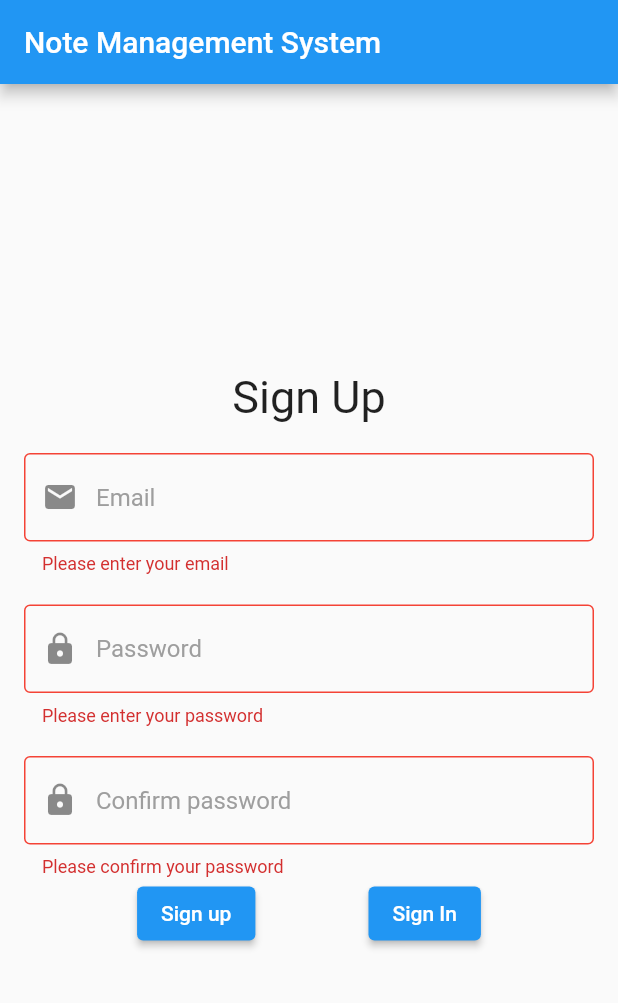
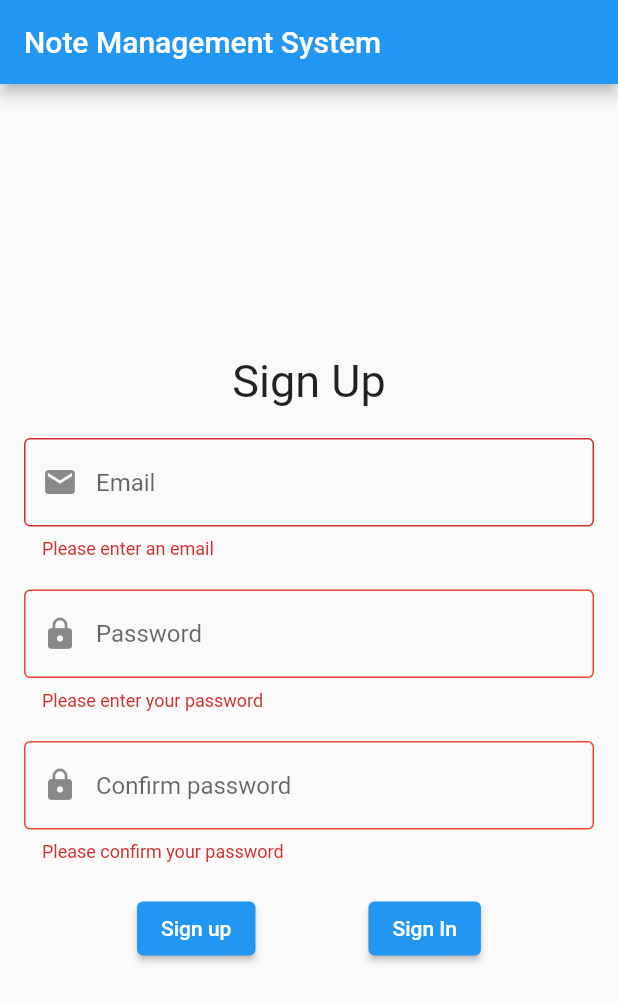
Before and after one commit to duyduc2809/MockProject1, a Flutter app: the screen it shows after launch, after a tap on "Sign in", after a tap on the "person add" icon, after a tap on "Sign up", on a phone screen of 412 x 824 dp. Shown: the top 1003 px of the screen. Run offline on Flutter 3.47's test engine with Material 2 defaults, Android fonts, the phone set to English and light mode, and no system bars; our stand-ins replace pie_chart, shared_preferences, sqflite; accounts and stored records are empty.

Commit message:
add AsyncTextFormField to validator from db
add AsyncTextFormField to validator from db

```diff
--- a/lib/Validator.dart
+++ b/lib/Validator.dart
@@ -1,4 +1,6 @@
 import 'package:flutter/cupertino.dart';
+
+import 'helpers/SQLAccountHelper.dart';
 
 class Validator {
   static const validEmail =
@@ -24,13 +26,39 @@ class Validator {
     return null;
   }
 
-  static String? emailValidator(String? value) {
+  // static Future<String?> emailValidator(String? value) async {
+  //   if (value == null || value.isEmpty) {
+  //     return 'Please enter your email';
+  //   } else if (!RegExp(validEmail).hasMatch(value)) {
+  //     return invalidEmailString;
+  //   } else if (await _checkEmailExisted(value)) {
+  //     return 'Email existed!';
+  //   }
+  //   return null;
+  // }
+
+  static String? emailValidator(String? value)  {
     if (value == null || value.isEmpty) {
-      return 'Please enter your email';
+      return 'Please enter email';
     } else if (!RegExp(validEmail).hasMatch(value)) {
-      return invalidEmailString;
+      return 'Invalid email!';
+    } else {
+      return null;
     }
-    return null;
+  }  static Future<bool> emailFieldValidator(String value) async {
+    final db = await SQLAccountHelper.getAccounts();
+    if (value == null || value.isEmpty) {
+      return false;
+    } else if (!RegExp(validEmail).hasMatch(value)) {
+      return false;
+    } else {
+      for(var acc in db) {
+        if(value == acc['email']) {
+          return false;
+        }
+      }
+      return true;
+    }
   }
 
   static String? nameValidator(String? value) {
@@ -39,4 +67,10 @@ class Validator {
     }
     return null;
   }
+
+  static Future<bool> isValidEmail(String value) async {
+    return await Future.delayed(
+        const Duration(seconds: 1), () => Validator.emailFieldValidator(value));
+  }
+
 }
--- a/lib/screens/homeScreen.dart
+++ b/lib/screens/homeScreen.dart
@@ -14,6 +14,7 @@ class HomePage extends StatefulWidget {
   @override
   State<HomePage> createState() => _HomePageState();
 }
+
 
 class _HomePageState extends State<HomePage> {
   List pages = [DashboardForm(), const EditProfile()];
--- /dev/null
+++ b/lib/widgets/AsyncTextFormField.dart
@@ -0,0 +1,135 @@
+import 'dart:async';
+
+import 'package:flutter/material.dart';
+
+class AsyncTextFormField extends StatefulWidget {
+  final Future<bool> Function(String) validator;
+  final Duration validationDebounce;
+  final TextEditingController controller;
+  final String hintText;
+  final String isValidatingMessage;
+  final String valueIsEmptyMessage;
+  final String valueIsInvalidMessage;
+  final Icon? prefixIcon;
+
+  const AsyncTextFormField(
+      {Key? key,
+      required this.validator,
+      required this.validationDebounce,
+      required this.controller,
+      this.isValidatingMessage = "Checking...",
+      this.valueIsEmptyMessage = '',
+      this.valueIsInvalidMessage = '',
+      this.hintText = '',
+      this.prefixIcon})
+      : super(key: key);
+
+  @override
+  _AsyncTextFormFieldState createState() => _AsyncTextFormFieldState();
+}
+
+class _AsyncTextFormFieldState extends State<AsyncTextFormField> {
+  Timer? _debounce;
+  var isValidating = false;
+  var isValid = false;
+  var isDirty = false;
+  var isWaiting = false;
+
+  @override
+  Widget build(BuildContext context) {
+    return TextFormField(
+      autovalidateMode: AutovalidateMode.onUserInteraction,
+      validator: (value) {
+        if (isValidating) {
+          return widget.isValidatingMessage;
+        }
+        if (value?.isEmpty ?? false) {
+          return widget.valueIsEmptyMessage;
+        }
+        if (!isWaiting && !isValid) {
+          return widget.valueIsInvalidMessage;
+        }
+        return null;
+      },
+      onChanged: (text) async {
+        isDirty = true;
+        if (text.isEmpty) {
+          setState(() {
+            isValid = false;
+            print('is empty');
+          });
+          cancelTimer();
+          return;
+        }
+        isWaiting = true;
+        cancelTimer();
+        _debounce = Timer(widget.validationDebounce, () async {
+          isWaiting = false;
+          isValid = await validate(text);
+          print(isValid);
+          setState(() {});
+          isValidating = false;
+        });
+      },
+      // textAlign: TextAlign.start,
+      controller: widget.controller,
+      maxLines: 1,
+      textInputAction: TextInputAction.next,
+      decoration: InputDecoration(
+          suffix: Container(
+              alignment: Alignment.center,
+              width: 15,
+              height: 15,
+              child: Container( child: _getSuffixIcon())),
+          hintText: widget.hintText,
+          border: const OutlineInputBorder(),
+          prefixIcon: widget.prefixIcon),
+    );
+  }
+
+  @override
+  void dispose() {
+    _debounce?.cancel();
+    super.dispose();
+  }
+
+  void cancelTimer() {
+    if (_debounce?.isActive ?? false) {
+      _debounce?.cancel();
+    }
+  }
+
+  Future<bool> validate(String text) async {
+    setState(() {
+      isValidating = true;
+    });
+    final isValid = await widget.validator(text);
+    isValidating = false;
+    return isValid;
+  }
+
+  Widget _getSuffixIcon() {
+    if (isValidating) {
+      return const CircularProgressIndicator(
+        strokeWidth: 2.0,
+        valueColor: AlwaysStoppedAnimation(Colors.black),
+      );
+    } else {
+      if (!isValid && isDirty) {
+        return const Icon(
+          Icons.cancel,
+          color: Colors.red,
+          size: 15,
+        );
+      } else if (isValid) {
+        return const Icon(
+          Icons.check_circle,
+          color: Colors.green,
+          size: 15,
+        );
+      } else {
+        return Container();
+      }
+    }
+  }
+}
--- a/lib/widgets/CustomInputDecoration.dart
+++ b/lib/widgets/CustomInputDecoration.dart
@@ -15,9 +15,9 @@ class CustomInputDecoration extends InputDecoration {
     enabled: enabled,
     border: const OutlineInputBorder(),
     // Customize the properties below according to your needs
-    focusedBorder: const OutlineInputBorder(
-      borderSide: BorderSide(color: Colors.blue, width: 2.0),
-    ),
+    // focusedBorder: const OutlineInputBorder(
+    //   borderSide: BorderSide(color: Colors.blue, width: 2.0),
+    // ),
     enabledBorder: const OutlineInputBorder(
       borderSide: BorderSide(color: Colors.grey, width: 1.0),
     ),
@@ -28,6 +28,6 @@ class CustomInputDecoration extends InputDecoration {
       borderSide: BorderSide(color: Colors.red, width: 2.0),
     ),
     labelStyle: const TextStyle(color: Colors.green),
-    hintStyle: const TextStyle(color: Colors.grey),
+    // hintStyle: const TextStyle(color: Colors.grey),
   );
 }
--- a/lib/widgets/RegisterForm.dart
+++ b/lib/widgets/RegisterForm.dart
@@ -4,6 +4,7 @@ import 'package:mock_prj1/helpers/SQLAccountHelper.dart';
 import '../Validator.dart';
 import '../classes/Account.dart';
 import '../constants/DimensionConstant.dart';
+import 'AsyncTextFormField.dart';
 import 'CustomInputDecoration.dart';
 
 class RegisterForm extends StatelessWidget {
@@ -16,35 +17,50 @@ class RegisterForm extends StatelessWidget {
   final _confirmPassController = TextEditingController();
   final _emailController = TextEditingController();
 
+
+
   @override
   Widget build(BuildContext context) {
     return Form(
         key: _formkey,
         child: Column(
           children: [
-            const SizedBox(height: spaceBetweenField,),
-            TextFormField(
+            const SizedBox(
+              height: spaceBetweenField,
+            ),
+            AsyncTextFormField(
+              validator: (value) => Validator.isValidEmail(value),
+              validationDebounce: const Duration(milliseconds: 200),
               controller: _emailController,
-              validator: (value) => Validator.emailValidator(value),
-              decoration:  CustomInputDecoration(
-                  prefixIcon: const Icon(Icons.email), hintText: 'Email'),
+              prefixIcon: const Icon(Icons.email),
+              valueIsEmptyMessage: 'Please enter an email',
+              valueIsInvalidMessage: 'Invalid email or email already exists',
+              hintText: 'Email',
             ),
-            const SizedBox(height: spaceBetweenField,),
+            const SizedBox(
+              height: spaceBetweenField,
+            ),
             TextFormField(
               obscureText: true,
               controller: _passwordController,
               validator: (value) => Validator.passwordValidator(value),
-              decoration:  CustomInputDecoration(
+              decoration: CustomInputDecoration(
                   prefixIcon: const Icon(Icons.lock), hintText: 'Password'),
             ),
-            const SizedBox(height: spaceBetweenField,),
+            const SizedBox(
+              height: spaceBetweenField,
+            ),
             TextFormField(
               obscureText: true,
               controller: _confirmPassController,
               validator: (value) => Validator.confirmPasswordValidator(
                   value, _passwordController),
-              decoration:  CustomInputDecoration(
-                  prefixIcon: const Icon(Icons.lock), hintText: 'Confirm password'),
+              decoration: CustomInputDecoration(
+                  prefixIcon: const Icon(Icons.lock),
+                  hintText: 'Confirm password'),
+            ),
+            const SizedBox(
+              height: spaceBetweenField,
             ),
             Row(
               mainAxisAlignment: MainAxisAlignment.spaceEvenly,
@@ -58,6 +74,7 @@ class RegisterForm extends StatelessWidget {
                         _addAccount();
                         _emailController.text = '';
                         _passwordController.text = '';
+                        _confirmPassController.text = '';
                       }
                     },
                     child: const Text('Sign up')),
```
Also changed, not shown: lib/widgets/LoginForm.dart (+17 -10 lines), 1 other file.
